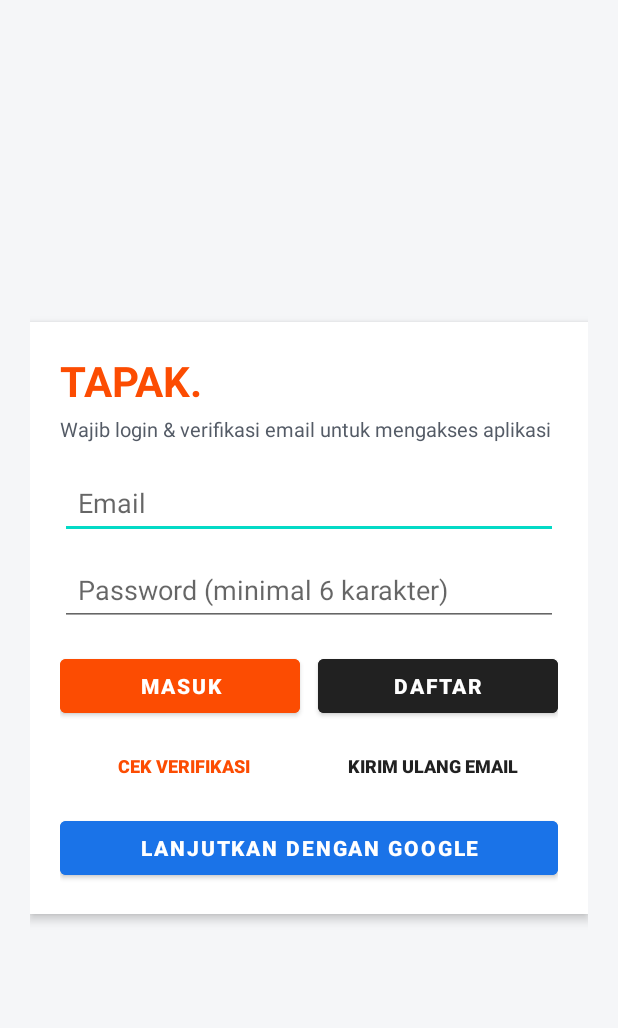
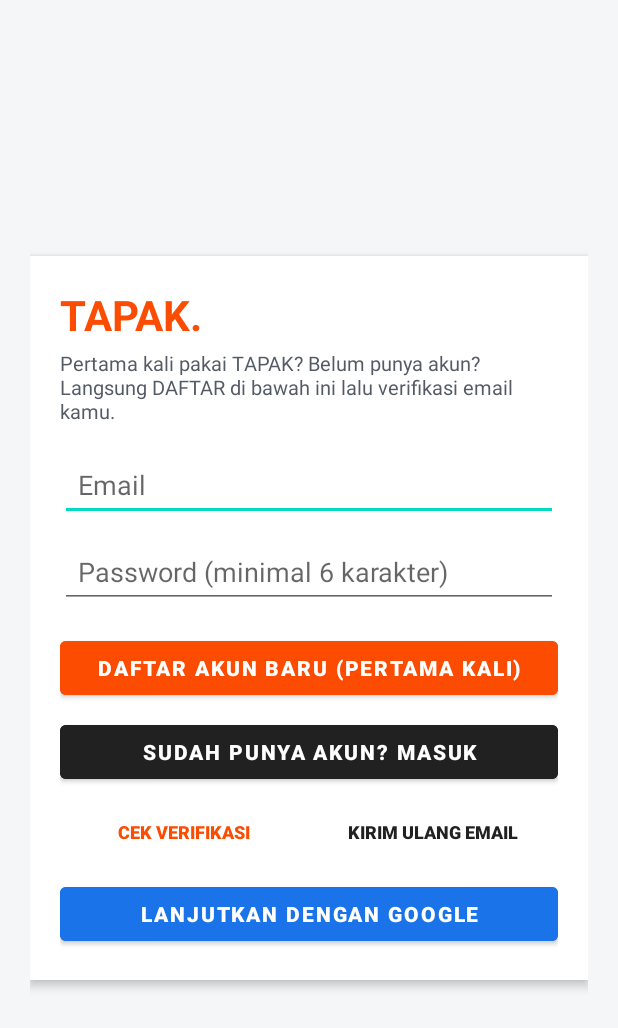
Before and after one commit to Hklrky/tapak, an Android app: the screen it shows after launch (LoginActivity), on a phone screen of 412 x 824 dp. Shown: the top 1028 px of the screen. Run offline under Robolectric (Android 15) with nearby library versions, the phone set to English and light mode, and no system bars; our stand-ins replace Firebase (no records; nobody signed in at launch, a user with empty details on screens opened directly).

Commit message:
Update activity_login.xml

```diff
--- a/app/src/main/res/layout/activity_login.xml
+++ b/app/src/main/res/layout/activity_login.xml
@@ -24,11 +24,12 @@
             android:textStyle="bold" />
 
         <TextView
-            android:layout_width="wrap_content"
+            android:id="@+id/tvFirstTimeHint"
+            android:layout_width="match_parent"
             android:layout_height="wrap_content"
             android:layout_marginTop="4dp"
             android:layout_marginBottom="16dp"
-            android:text="Wajib login &amp; verifikasi email untuk mengakses aplikasi"
+            android:text="Pertama kali pakai TAPAK? Belum punya akun? Langsung DAFTAR di bawah ini lalu verifikasi email kamu."
             android:textColor="#545B66"
             android:textSize="13sp" />
 
@@ -49,35 +50,25 @@
             android:inputType="textPassword"
             android:paddingHorizontal="12dp" />
 
-        <LinearLayout
+        <Button
+            android:id="@+id/btnRegisterEmail"
             android:layout_width="match_parent"
-            android:layout_height="wrap_content"
+            android:layout_height="48dp"
             android:layout_marginTop="16dp"
-            android:orientation="horizontal"
-            android:weightSum="2">
-
-            <Button
-                android:id="@+id/btnLoginEmail"
-                android:layout_width="0dp"
-                android:layout_height="48dp"
-                android:layout_marginEnd="6dp"
-                android:layout_weight="1"
             android:backgroundTint="#FC4C02"
-                android:text="MASUK"
+            android:text="DAFTAR AKUN BARU (PERTAMA KALI)"
             android:textColor="#FFFFFF"
             android:textStyle="bold" />
 
         <Button
-                android:id="@+id/btnRegisterEmail"
-                android:layout_width="0dp"
+            android:id="@+id/btnLoginEmail"
+            android:layout_width="match_parent"
             android:layout_height="48dp"
-                android:layout_marginStart="6dp"
-                android:layout_weight="1"
+            android:layout_marginTop="8dp"
             android:backgroundTint="#212121"
-                android:text="DAFTAR"
+            android:text="SUDAH PUNYA AKUN? MASUK"
             android:textColor="#FFFFFF"
             android:textStyle="bold" />
-        </LinearLayout>
 
         <LinearLayout
             android:layout_width="match_parent"
```
Lines whose indentation alone changed are shown as unchanged.
